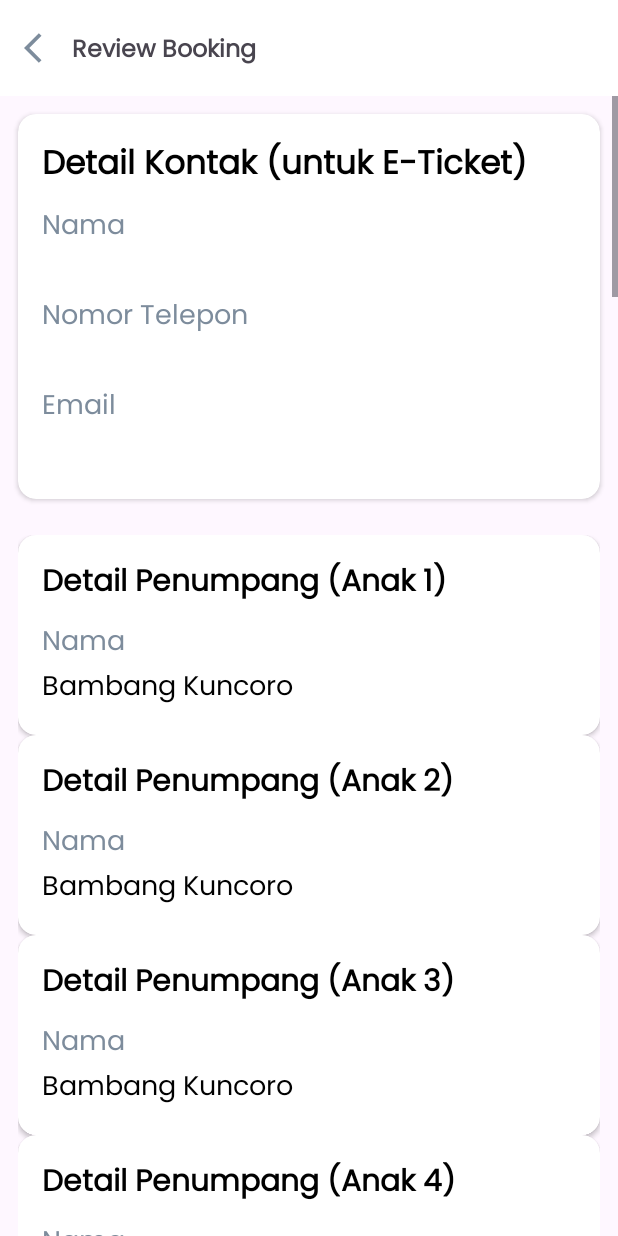
After one commit to BinAir-Team/C1-Mobile-Buyer, an Android app: the fragment ReviewBookingFragment placed in its activity, on a phone screen of 412 x 824 dp. The commit adds this screen. Run offline under Robolectric (Android 15) with nearby library versions, the phone set to English and light mode, and no system bars; our stand-ins replace Dagger/Hilt's generated code, data binding; 7 statements that could not run were skipped.

Commit message:
+ Make item in review booking + Add logic for get data and create view dynamic in review booking + Add destination for review in navigation

```diff
--- a/app/src/main/java/binar/finalproject/binair/buyer/ui/fragment/PassengerBottomSheetFragment.kt
+++ b/app/src/main/java/binar/finalproject/binair/buyer/ui/fragment/PassengerBottomSheetFragment.kt
@@ -28,6 +28,7 @@ class PassengerBottomSheetFragment : BottomSheetDialogFragment() {
 
     override fun onViewCreated(view: View, savedInstanceState: Bundle?) {
         super.onViewCreated(view, savedInstanceState)
+        getOldData()
         setListener()
     }
 
@@ -56,7 +57,6 @@ class PassengerBottomSheetFragment : BottomSheetDialogFragment() {
             } else {
                 Toast.makeText(context, "Jumlah maksimal pemesanan untuk 7 orang", Toast.LENGTH_SHORT).show()
             }
-//            binding.tvJmlAnak.text = (binding.tvJmlAnak.text.toString().toInt() + 1).toString()
         }
 
         binding.btnSimpan.setOnClickListener {
@@ -67,12 +67,15 @@ class PassengerBottomSheetFragment : BottomSheetDialogFragment() {
             editor.putInt("jmlAnak", jmlAnak)
             editor.putInt("totalPenumpang", totalPenumpang)
             editor.apply()
-            Toast.makeText(context, "Total penumpang: $totalPenumpang", Toast.LENGTH_SHORT).show()
+//            Toast.makeText(context, "Total penumpang: $totalPenumpang", Toast.LENGTH_SHORT).show()
             this.dismiss()
         }
     }
 
-    companion object {
-        const val TAG = "PassengerBottomSheetFragment"
+    private fun getOldData(){
+        val jmlDewasa = sharedPrefPassenger.getInt("jmlDewasa", 1)
+        val jmlAnak = sharedPrefPassenger.getInt("jmlAnak", 0)
+        binding.tvJmlDewasa.text = jmlDewasa.toString()
+        binding.tvJmlAnak.text = jmlAnak.toString()
     }
 }
--- /dev/null
+++ b/app/src/main/java/binar/finalproject/binair/buyer/ui/fragment/ReviewBookingFragment.kt
@@ -0,0 +1,69 @@
+package binar.finalproject.binair.buyer.ui.fragment
+
+import android.annotation.SuppressLint
+import android.os.Bundle
+import android.os.Parcelable
+import android.view.LayoutInflater
+import android.view.View
+import android.view.ViewGroup
+import androidx.fragment.app.Fragment
+import binar.finalproject.binair.buyer.R
+import binar.finalproject.binair.buyer.data.local.DataKontak
+import binar.finalproject.binair.buyer.data.local.DataPenumpang
+import binar.finalproject.binair.buyer.databinding.FragmentReviewBookingBinding
+import binar.finalproject.binair.buyer.databinding.ItemTravelerReviewBinding
+
+class ReviewBookingFragment : Fragment() {
+    private lateinit var binding : FragmentReviewBookingBinding
+    private lateinit var dataKontak : DataKontak
+    private lateinit var dataTraveler : List<Parcelable>
+
+    override fun onCreateView(
+        inflater: LayoutInflater, container: ViewGroup?,
+        savedInstanceState: Bundle?
+    ): View? {
+        binding = FragmentReviewBookingBinding.inflate(inflater, container, false)
+        binding.toolbar.tvTitlePage.text = "Review Booking"
+        return binding.root
+    }
+
+    override fun onViewCreated(view: View, savedInstanceState: Bundle?) {
+        super.onViewCreated(view, savedInstanceState)
+
+        getDataTraveler()
+        showDataKontak()
+        showDataPenumpang()
+    }
+
+    private fun getDataTraveler() {
+        dataKontak = arguments?.getParcelable("dataKontak")!!
+        dataTraveler = arguments?.getParcelableArray("dataPenumpang")!!.toList()
+    }
+
+    private fun showDataKontak(){
+        binding.dataKontakBind = dataKontak
+    }
+
+    @SuppressLint("SetTextI18n")
+    private fun showDataPenumpang(){
+        var counterDewasa = 1
+        var counterAnak = 1
+        for(data in dataTraveler){
+            val viewForm = LayoutInflater.from(context).inflate(R.layout.item_traveler_review, null)
+            val itemBinding = ItemTravelerReviewBinding.bind(viewForm)
+            if((data as DataPenumpang).type == "adult"){
+                itemBinding.labelDetailPenumpang.text = "Detail Penumpang (Dewasa $counterDewasa)"
+                itemBinding.tvNama.text = data.name
+                itemBinding.tvNoIdnt.text = data.no_ktp
+                counterDewasa++
+            } else {
+                itemBinding.labelDetailPenumpang.text = "Detail Penumpang (Anak $counterAnak)"
+                itemBinding.tvNama.text = data.name
+                itemBinding.labelNoIdnt.visibility = View.GONE
+                itemBinding.tvNoIdnt.visibility = View.GONE
+                counterAnak++
+            }
+            binding.containerDataTraveler.addView(viewForm)
+        }
+    }
+}
--- a/app/src/main/java/binar/finalproject/binair/buyer/ui/fragment/TicketDetailsFragment.kt
+++ b/app/src/main/java/binar/finalproject/binair/buyer/ui/fragment/TicketDetailsFragment.kt
@@ -20,6 +20,7 @@ class TicketDetailsFragment : Fragment() {
     ): View? {
         // Inflate the layout for this fragment
         binding = FragmentTicketDetailsBinding.inflate(inflater, container, false)
+        binding.toolbar.tvTitlePage.text = "Detail Penerbangan"
         return binding.root
     }
 
--- /dev/null
+++ b/app/src/main/res/layout/fragment_review_booking.xml
@@ -0,0 +1,120 @@
+<?xml version="1.0" encoding="utf-8"?>
+<layout xmlns:android="http://schemas.android.com/apk/res/android"
+    xmlns:tools="http://schemas.android.com/tools"
+    xmlns:app="http://schemas.android.com/apk/res-auto">
+
+    <data>
+        <variable
+            name="dataKontakBind"
+            type="binar.finalproject.binair.buyer.data.local.DataKontak" />
+    </data>
+
+    <RelativeLayout
+        android:layout_width="match_parent"
+        android:layout_height="match_parent"
+        tools:context=".ui.fragment.ReviewBookingFragment">
+
+        <include
+            android:id="@+id/toolbar"
+            layout="@layout/toolbar_title" />
+
+        <ScrollView
+            android:layout_width="match_parent"
+            android:layout_height="wrap_content"
+            android:layout_below="@id/toolbar">
+            <LinearLayout
+                android:layout_width="match_parent"
+                android:layout_height="wrap_content"
+                android:orientation="vertical"
+                android:layout_below="@id/toolbar">
+                <androidx.cardview.widget.CardView
+                    android:id="@+id/containerDetailKontak"
+                    android:layout_width="match_parent"
+                    android:layout_height="wrap_content"
+                    android:layout_below="@id/toolbar"
+                    android:layout_margin="12dp"
+                    app:cardCornerRadius="12dp"
+                    app:contentPadding="16dp">
+
+                    <LinearLayout
+                        android:layout_width="match_parent"
+                        android:layout_height="wrap_content"
+                        android:orientation="vertical">
+
+                        <TextView
+                            android:id="@+id/labelDetailKontak"
+                            android:layout_width="match_parent"
+                            android:layout_height="wrap_content"
+                            android:text="Detail Kontak (untuk E-Ticket)"
+                            android:textColor="@color/black"
+                            android:textSize="22sp"
+                            android:textStyle="bold" />
+
+                        <TextView
+                            android:id="@+id/labelNama"
+                            android:layout_width="match_parent"
+                            android:layout_height="wrap_content"
+                            android:layout_marginTop="8dp"
+                            android:text="@string/nama"
+                            android:textColor="@color/content_grey"
+                            android:textSize="18sp" />
+
+                        <TextView
+                            android:id="@+id/tvNama"
+                            android:layout_width="match_parent"
+                            android:layout_height="wrap_content"
+                            android:layout_marginStart="4dp"
+                            android:text="@{dataKontakBind.namaLengkap}"
+                            android:textColor="@color/black"
+                            android:textSize="18sp" />
+
+                        <TextView
+                            android:id="@+id/labelNoTelp"
+                            android:layout_width="match_parent"
+                            android:layout_height="wrap_content"
+                            android:text="@string/nomor_telp"
+                            android:textColor="@color/content_grey"
+                            android:textSize="18sp" />
+
+                        <TextView
+                            android:id="@+id/tvNoTelp"
+                            android:layout_width="match_parent"
+                            android:layout_height="wrap_content"
+                            android:layout_marginStart="4dp"
+                            android:text="@{dataKontakBind.nomorTelpon}"
+                            android:textColor="@color/black"
+                            android:textSize="18sp" />
+
+                        <TextView
+                            android:id="@+id/labelEmail"
+                            android:layout_width="match_parent"
+                            android:layout_height="wrap_content"
+                            android:text="@string/email"
+                            android:textColor="@color/content_grey"
+                            android:textSize="18sp" />
+
+                        <TextView
+                            android:id="@+id/tvEmail"
+                            android:layout_width="match_parent"
+                            android:layout_height="wrap_content"
+                            android:layout_marginStart="4dp"
+                            android:text="@{dataKontakBind.email}"
+                            android:textColor="@color/black"
+                            android:textSize="18sp" />
+                    </LinearLayout>
+                </androidx.cardview.widget.CardView>
+
+                <LinearLayout
+                    android:id="@+id/containerDataTraveler"
+                    android:layout_width="match_parent"
+                    android:layout_height="wrap_content"
+                    android:orientation="vertical"
+                    android:layout_margin="12dp"
+                    android:layout_below="@id/containerDetailKontak">
+
+                </LinearLayout>
+            </LinearLayout>
+        </ScrollView>
+
+    </RelativeLayout>
+</layout>
--- /dev/null
+++ b/app/src/main/res/layout/item_traveler_review.xml
@@ -0,0 +1,77 @@
+<?xml version="1.0" encoding="utf-8"?>
+<androidx.cardview.widget.CardView
+    xmlns:android="http://schemas.android.com/apk/res/android"
+    xmlns:app="http://schemas.android.com/apk/res-auto"
+    android:id="@+id/containerDetailPenumpang"
+    android:layout_width="match_parent"
+    android:layout_height="wrap_content"
+    android:layout_below="@id/toolbar"
+    android:layout_margin="12dp"
+    app:cardCornerRadius="12dp"
+    app:contentPadding="16dp">
+
+    <LinearLayout
+        android:layout_width="match_parent"
+        android:layout_height="wrap_content"
+        android:orientation="vertical">
+
+        <TextView
+            android:id="@+id/labelDetailPenumpang"
+            android:layout_width="match_parent"
+            android:layout_height="wrap_content"
+            android:text="Detail Penumpang 1"
+            android:textColor="@color/black"
+            android:textSize="20sp"
+            android:textStyle="bold" />
+
+        <TextView
+            android:id="@+id/labelNama"
+            android:layout_width="match_parent"
+            android:layout_height="wrap_content"
+            android:layout_marginTop="8dp"
+            android:text="Nama"
+            android:textColor="@color/content_grey"
+            android:textSize="18sp" />
+
+        <TextView
+            android:id="@+id/tvNama"
+            android:layout_width="match_parent"
+            android:layout_height="wrap_content"
+            android:text="Bambang Kuncoro"
+            android:textColor="@color/black"
+            android:textSize="18sp" />
+
+<!--        <TextView-->
+<!--            android:id="@+id/labelKewarganegaraan"-->
+<!--            android:layout_width="match_parent"-->
+<!--            android:layout_height="wrap_content"-->
+<!--            android:text="Kewarganegaraan"-->
+<!--            android:textColor="@color/content_grey"-->
+<!--            android:textSize="18sp" />-->
+
+<!--        <TextView-->
+<!--            android:id="@+id/tvKewarganegaraan"-->
+<!--            android:layout_width="match_parent"-->
+<!--            android:layout_height="wrap_content"-->
+<!--            android:text="Indonesia"-->
+<!--            android:textColor="@color/black"-->
+<!--            android:textSize="18sp" />-->
+
+        <TextView
+            android:id="@+id/labelNoIdnt"
+            android:layout_width="match_parent"
+            android:layout_height="wrap_content"
+            android:text="Nomor Identitas"
+            android:textColor="@color/content_grey"
+            android:textSize="18sp" />
+
+        <TextView
+            android:id="@+id/tvNoIdnt"
+            android:layout_width="match_parent"
+            android:layout_height="wrap_content"
+
+            android:text="590123xxxxxxxxx"
+            android:textColor="@color/black"
+            android:textSize="18sp" />
+    </LinearLayout>
+</androidx.cardview.widget.CardView>
--- a/app/src/main/res/navigation/main_navigation.xml
+++ b/app/src/main/res/navigation/main_navigation.xml
@@ -55,5 +55,21 @@
         android:id="@+id/bookingFragment"
         android:name="binar.finalproject.binair.buyer.ui.fragment.BookingFragment"
         android:label="fragment_booking"
-        tools:layout="@layout/fragment_booking" />
+        tools:layout="@layout/fragment_booking" >
+        <action
+            android:id="@+id/action_bookingFragment_to_reviewBookingFragment"
+            app:destination="@id/reviewBookingFragment" />
+    </fragment>
+    <fragment
+        android:id="@+id/reviewBookingFragment"
+        android:name="binar.finalproject.binair.buyer.ui.fragment.ReviewBookingFragment"
+        android:label="fragment_review_booking"
+        tools:layout="@layout/fragment_review_booking" >
+        <argument
+            android:name="dataPenumpang"
+            app:argType="binar.finalproject.binair.buyer.data.local.DataPenumpang[]" />
+        <argument
+            android:name="dataKontak"
+            app:argType="binar.finalproject.binair.buyer.data.local.DataKontak" />
+    </fragment>
 </navigation>
--- a/app/src/main/res/values/strings.xml
+++ b/app/src/main/res/values/strings.xml
@@ -26,7 +26,7 @@
     <string name="ex_tgl_brkt">23/11/2022</string>
     <string name="label_tanggal_pulang">Tanggal Pulang</string>
     <string name="label_penumpang">Penumpang</string>
-    <string name="ex_jml_penumpang">1</string>
+    <string name="ex_jml_penumpang">1 Penumpang</string>
     <string name="label_kelas">Kelas</string>
     <string name="label_sekali_jalan">Sekali Jalan</string>
     <string name="label_pulang_pergi">Pulang Pergi</string>
@@ -51,4 +51,5 @@
     <string name="nama_depan">Nama Depan</string>
     <string name="nama_belakang">Nama Belakang</string>
     <string name="tanggal_lahir">Tanggal Lahir</string>
+    <string name="nomor_telp">Nomor Telepon</string>
 </resources>
```
